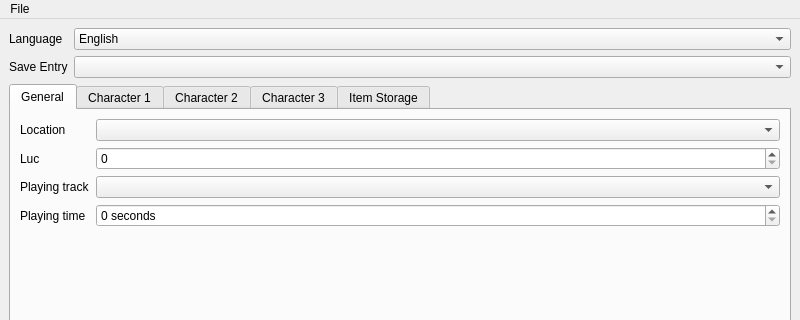
Old version of the form sd3save_editor/gui/mainwindow.ui in the repository rrooij/sd3save_editor; both pictures show x 0 to 800 and y 0 to 320 of the 800 by 600 pixel window.
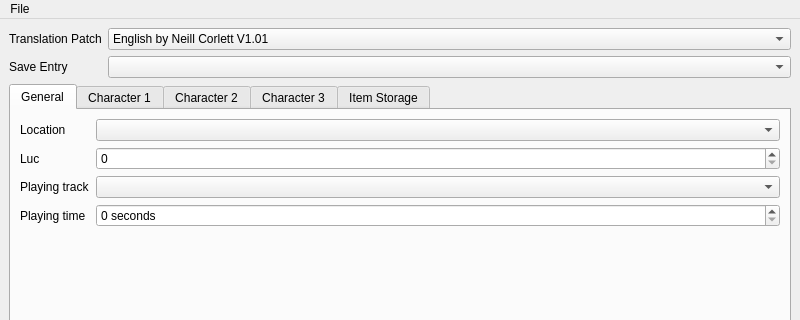
New version of the form.

Commit message: Change the text of the combo box to make it clear that one selects the translation patch and not the UI language

Diff of the .ui file:
```diff
--- a/sd3save_editor/gui/mainwindow.ui
+++ b/sd3save_editor/gui/mainwindow.ui
@@ -399,7 +399,7 @@
       <item row="0" column="0">
        <widget class="QLabel" name="languageLabel">
         <property name="text">
-         <string>Language</string>
+         <string>Translation Patch</string>
         </property>
        </widget>
       </item>
@@ -407,7 +407,7 @@
        <widget class="QComboBox" name="languageComboBox">
         <item>
          <property name="text">
-          <string>English</string>
+          <string>English by Neill Corlett V1.01</string>
          </property>
         </item>
         <item>
```
Left out of the diff: 10 changed lines with no effect on the pictures. The commit also changes 2 other files.
